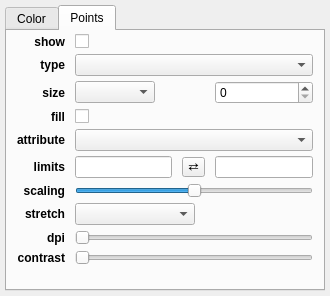
First picture: the form in glue_genes/glue_single_cell/qtl_viewer/qt/layer_style_editor.ui, repository gluesolutions/glue-genes, before the edit.
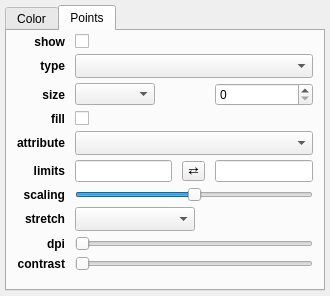
Second picture: the form after the edit. The open tabs and pages were chosen to show the change. Custom widgets are drawn as their Qt base class.

Commit message: Update QComboBox to work with Qt6

Diff of the .ui file:
```diff
--- a/glue_genes/glue_single_cell/qtl_viewer/qt/layer_style_editor.ui
+++ b/glue_genes/glue_single_cell/qtl_viewer/qt/layer_style_editor.ui
@@ -266,7 +266,7 @@
           </size>
          </property>
          <property name="sizeAdjustPolicy">
-          <enum>QComboBox::AdjustToMinimumContentsLength</enum>
+          <enum>QComboBox::AdjustToMinimumContentsLengthWithIcon</enum>
          </property>
         </widget>
        </item>
@@ -471,7 +471,7 @@
        <item row="4" column="1" colspan="3">
         <widget class="QComboBox" name="combosel_size_att">
          <property name="sizeAdjustPolicy">
-          <enum>QComboBox::AdjustToMinimumContentsLength</enum>
+          <enum>QComboBox::AdjustToMinimumContentsLengthWithIcon</enum>
          </property>
         </widget>
        </item>
@@ -514,7 +514,7 @@
           </size>
          </property>
          <property name="sizeAdjustPolicy">
-          <enum>QComboBox::AdjustToMinimumContentsLength</enum>
+          <enum>QComboBox::AdjustToMinimumContentsLengthWithIcon</enum>
          </property>
         </widget>
        </item>
```
Left out of the diff: 4 changed lines with no effect on the pictures. The commit also changes 4 other files.
